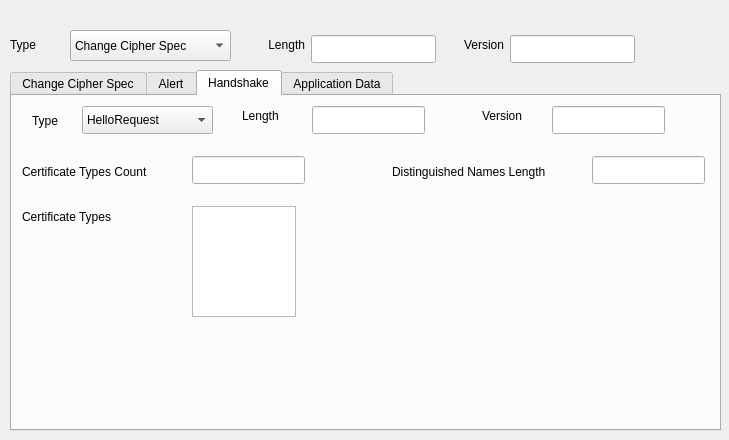
Above: common/ssl.ui from karthikbhata97/ostinato before the change. Below: the same form after it.
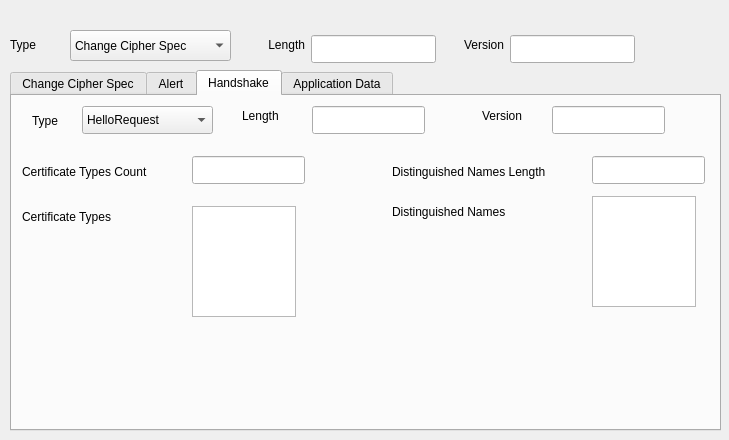
That is the form after the change.

Commit message: distinguished names

The edit to the form file:
```diff
--- a/common/ssl.ui
+++ b/common/ssl.ui
@@ -877,6 +877,29 @@
         </rect>
        </property>
       </widget>
+      <widget class="QTextEdit" name="teDistNames">
+       <property name="geometry">
+        <rect>
+         <x>580</x>
+         <y>60</y>
+         <width>104</width>
+         <height>111</height>
+        </rect>
+       </property>
+      </widget>
+      <widget class="QLabel" name="label_29">
+       <property name="geometry">
+        <rect>
+         <x>380</x>
+         <y>60</y>
+         <width>151</width>
+         <height>31</height>
+        </rect>
+       </property>
+       <property name="text">
+        <string>Distinguished Names</string>
+       </property>
+      </widget>
      </widget>
     </widget>
    </widget>
```
The commit also changes 4 other files.
